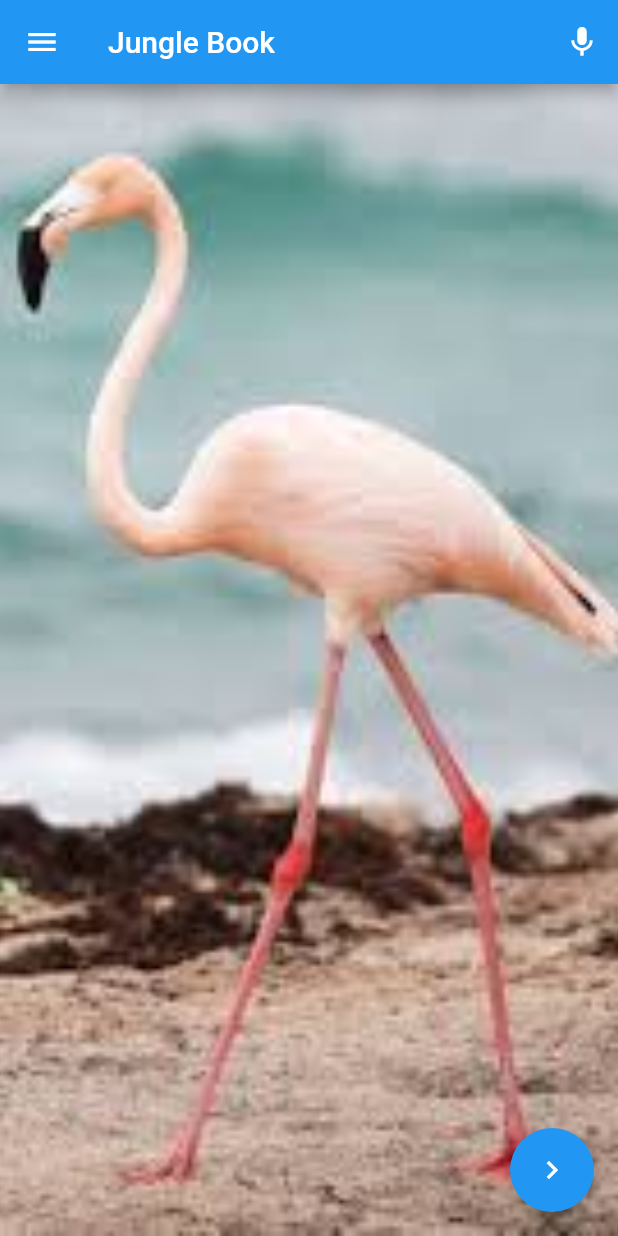
After one commit to anuviswan/junglebook, a Flutter app: the screen it shows after launch, after a tap on the "navigate next" icon, on a phone screen of 412 x 824 dp. The commit adds this screen. Run offline on Flutter 3.47's test engine with Material 2 defaults, Android fonts, the phone set to English and light mode, and no system bars; our stand-ins replace audioplayers.

Commit message:
Restructuring of code.

```diff
--- /dev/null
+++ b/src/jungle_book/lib/appmenu.dart
@@ -0,0 +1,26 @@
+import 'package:flutter/material.dart';
+
+class AppMenu extends StatelessWidget {
+  @override
+  Widget build(BuildContext context) {
+    return new ListView(
+      children: <Widget>[
+        DrawerHeader(
+          child: Text('Jungle Book'),
+          decoration: BoxDecoration(
+              color: Colors.blue,
+          ),),
+        new ListTile(
+          title: new Text('Random Mode'),
+          trailing: new Icon(Icons.autorenew),
+          onTap: () => Navigator.of(context).pop(),
+        ),
+        new ListTile(
+          title: new Text('Scene Mode'),
+          trailing: new Icon(Icons.picture_in_picture),
+          onTap: () => Navigator.of(context).pop(),
+        )
+      ],
+    );
+  }
+}
--- /dev/null
+++ b/src/jungle_book/lib/homepage.dart
@@ -0,0 +1,18 @@
+import 'package:flutter/material.dart';
+import 'pathmanager.dart';
+
+class HomePage extends StatelessWidget {
+  final String animal;
+  final PathManager _pathManager = new PathManager();
+  HomePage({this.animal});
+
+  @override
+  Widget build(BuildContext context) {
+    return new Image.asset(_pathManager.GetImagePath(animal),
+      fit: BoxFit.cover,
+      alignment: Alignment.center,
+      height: double.infinity,
+      width: double.infinity,
+    );
+  }
+}
--- /dev/null
+++ b/src/jungle_book/lib/pathmanager.dart
@@ -0,0 +1,10 @@
+class PathManager {
+
+  String GetImagePath(String animalKey){
+    return 'images/$animalKey.jpg';
+  }
+
+  String GetBirdCryPath(String animalKey){
+    return '$animalKey.mp3';
+  }
+}
```
Also changed, not shown: src/jungle_book/lib/main.dart (+4 -54 lines).
